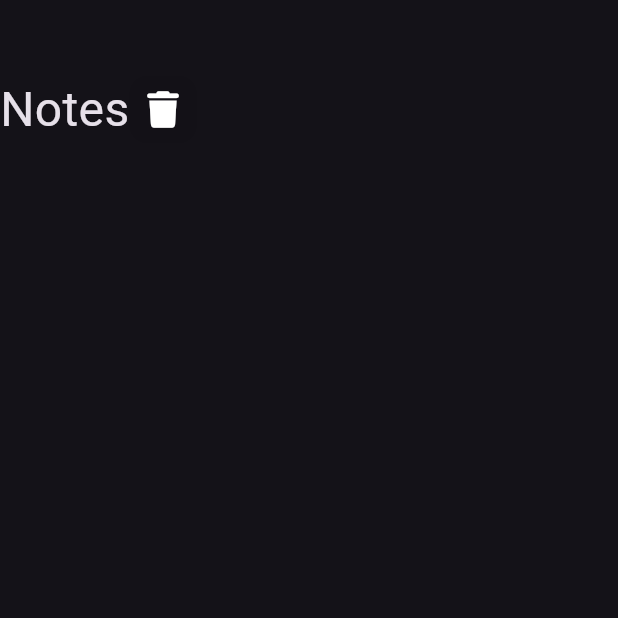
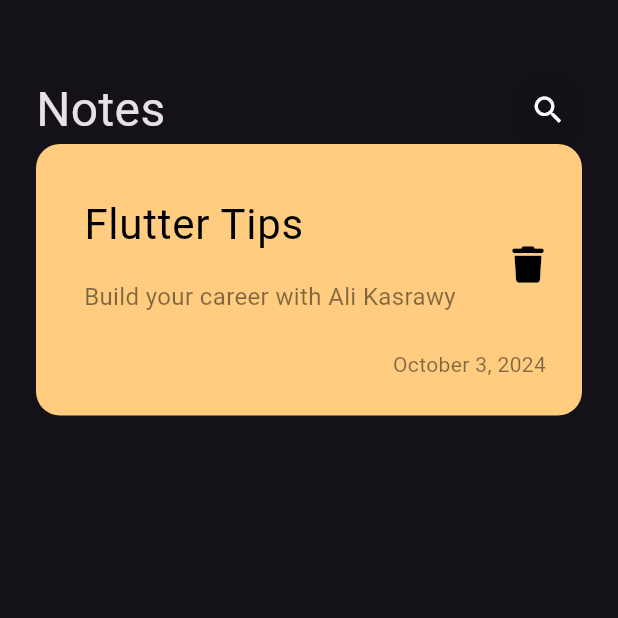
Before and after one commit to ali4hassan9ali2022/notes_app, a Flutter app: the screen it shows after launch, on a phone screen of 412 x 824 dp, the top half of it. Run offline on Flutter 3.47's test engine with Material 3 defaults, Android fonts, the phone set to English and light mode, and no system bars; our stand-ins replace font_awesome_flutter.

Commit message:
create custom note item

```diff
--- /dev/null
+++ b/lib/Views/Widgets/Custom_notes_item.dart
@@ -0,0 +1,59 @@
+import 'package:flutter/material.dart';
+import 'package:font_awesome_flutter/font_awesome_flutter.dart';
+
+class CustomNotesItem extends StatelessWidget {
+  const CustomNotesItem({super.key});
+
+  @override
+  Widget build(BuildContext context) {
+    return Container(
+      padding: EdgeInsets.only(bottom: 24, top: 24, left: 16),
+      decoration: BoxDecoration(
+        color: Color(0xffffcc80),
+        borderRadius: BorderRadius.circular(16),
+      ),
+      child: Column(
+        crossAxisAlignment: CrossAxisAlignment.end,
+        children: [
+          ListTile(
+            title: const Text(
+              "Flutter Tips",
+              style: TextStyle(
+                color: Colors.black,
+                fontSize: 28,
+              ),
+            ),
+            subtitle: Padding(
+              padding: const EdgeInsets.only(
+                top: 16,
+                bottom: 16,
+              ),
+              child: Text(
+                "Build your career with Ali Kasrawy",
+                style: TextStyle(
+                  fontSize: 16,
+                  color: Colors.black.withOpacity(0.5),
+                ),
+              ),
+            ),
+            trailing: const Icon(
+              FontAwesomeIcons.trash,
+              color: Colors.black,
+              size: 24,
+            ),
+          ),
+          Padding(
+            padding: const EdgeInsets.only(right: 24),
+            child: Text(
+              "October 3, 2024",
+              style: TextStyle(
+                color: Colors.black.withOpacity(0.5),
+                fontSize: 14,
+              ),
+            ),
+          )
+        ],
+      ),
+    );
+  }
+}
--- a/lib/Views/Widgets/custom_app_bar.dart
+++ b/lib/Views/Widgets/custom_app_bar.dart
@@ -14,6 +14,7 @@ class CustomAppBar extends StatelessWidget {
             fontSize: 32,
           ),
         ),
+        Spacer(),
         CustomIcon()
       ],
     );
--- a/lib/Views/Widgets/custom_icon.dart
+++ b/lib/Views/Widgets/custom_icon.dart
@@ -1,5 +1,4 @@
 import 'package:flutter/material.dart';
-import 'package:font_awesome_flutter/font_awesome_flutter.dart';
 
 class CustomIcon extends StatelessWidget {
   const CustomIcon({super.key});
@@ -13,7 +12,7 @@ class CustomIcon extends StatelessWidget {
           color: Colors.black.withOpacity(0.05),
           borderRadius: BorderRadius.circular(12)),
       child: const Center(
-        child: Icon(FontAwesomeIcons.trash, color: Colors.white, size: 24,),
+        child: Icon(Icons.search, color: Colors.white, size: 24,),
       ),
     );
   }
--- a/lib/Views/Widgets/custom_notes_body.dart
+++ b/lib/Views/Widgets/custom_notes_body.dart
@@ -1,4 +1,5 @@
 import 'package:flutter/material.dart';
+import 'package:notes_app/Views/Widgets/Custom_notes_item.dart';
 import 'package:notes_app/Views/Widgets/custom_app_bar.dart';
 
 class CustomNotesBody extends StatelessWidget {
@@ -6,13 +7,17 @@ class CustomNotesBody extends StatelessWidget {
 
   @override
   Widget build(BuildContext context) {
-    return  Column(
-      children:  [
-        SizedBox(
-          height: 50,
-        ),
-        CustomAppBar()
-      ],
+    return Padding(
+      padding: const EdgeInsets.symmetric(horizontal: 24),
+      child: Column(
+        children: [
+          SizedBox(
+            height: 50,
+          ),
+          CustomAppBar(),
+          CustomNotesItem()
+        ],
+      ),
     );
   }
 }
```
